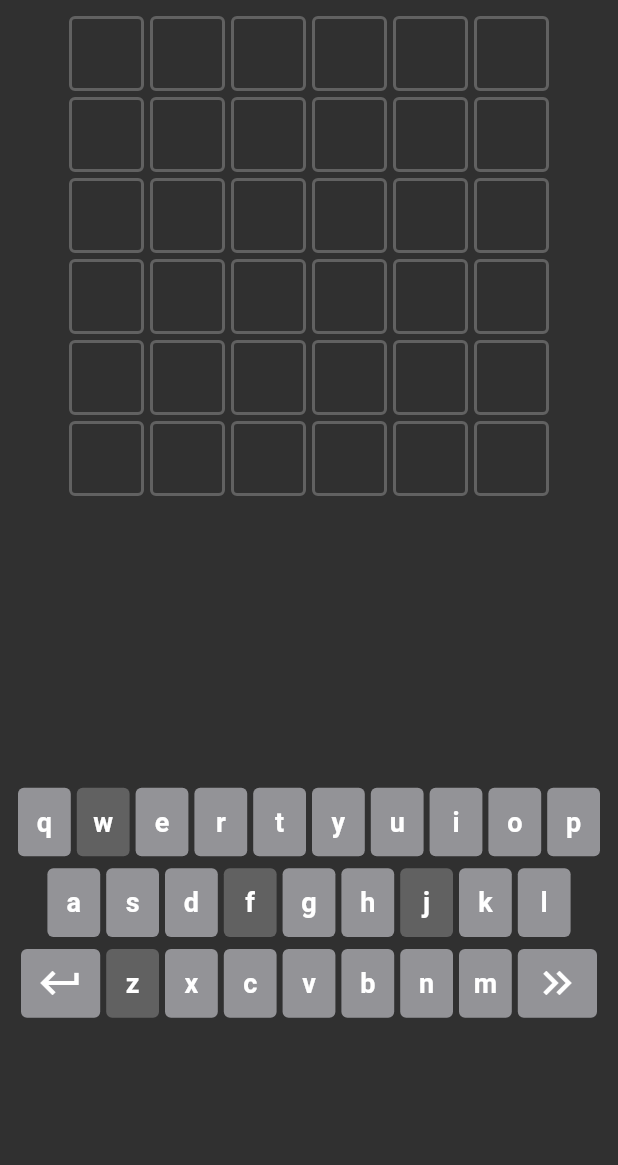
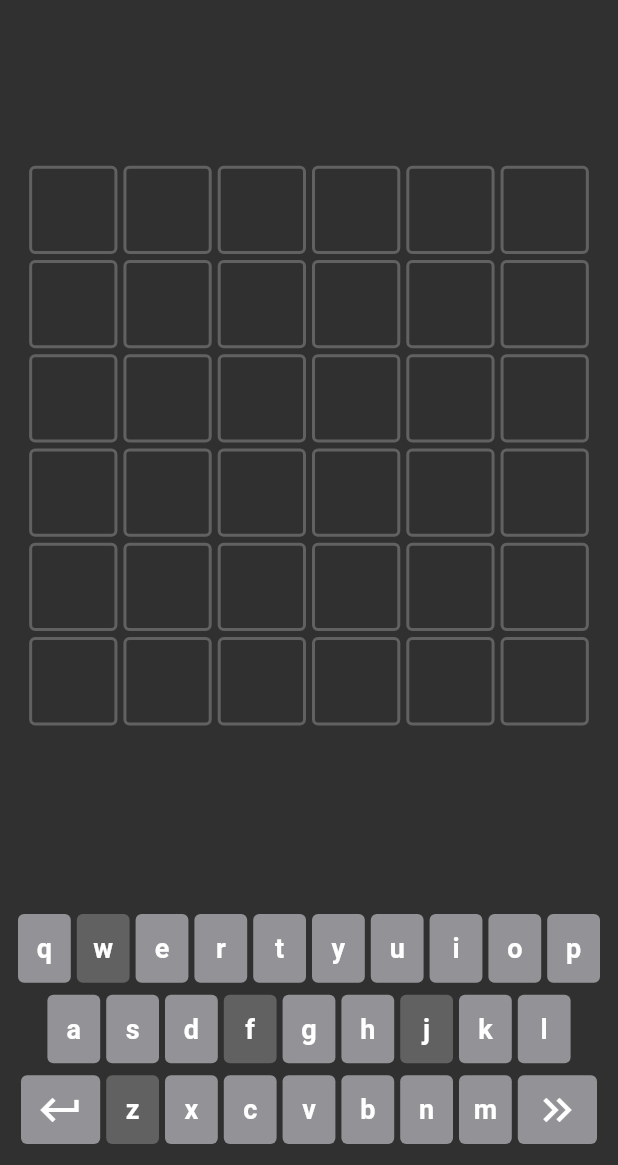
Before and after one commit to tadyuh76/vi_word, a Flutter app: the screen it shows after launch, on a phone screen of 412 x 824 dp, the part 71-1236 px from its top. Run offline on Flutter 3.47's test engine with Material 2 defaults, Android fonts, the phone set to English and light mode, and no system bars.

Commit message:
responsive

```diff
--- a/lib/main.dart
+++ b/lib/main.dart
@@ -1,5 +1,6 @@
 import 'package:flutter/material.dart';
 import 'package:vi_word/screens/game_screeen/game_screen.dart';
+import 'package:vi_word/widgets/max_width_container.dart';
 
 void main() => runApp(const App());
 
@@ -11,7 +12,7 @@ class App extends StatelessWidget {
     return MaterialApp(
       debugShowCheckedModeBanner: false,
       theme: ThemeData.dark(),
-      home: const GameScreen(),
+      home: const MaxWidthContainer(child: GameScreen()),
     );
   }
 }
--- a/lib/models/letter.dart
+++ b/lib/models/letter.dart
@@ -16,11 +16,11 @@ class Letter {
       case LetterStatus.initial:
         return Colors.transparent;
       case LetterStatus.correct:
-        return primary;
+        return kPrimary;
       case LetterStatus.wrongAccent:
-        return secondary;
+        return kSecondary;
       case LetterStatus.wrongPosition:
-        return ternary;
+        return kTernary;
       case LetterStatus.notInWord:
         return Colors.grey[700]!;
       default:
--- a/lib/models/models.dart
+++ /dev/null
@@ -1,2 +0,0 @@
-export 'letter.dart';
-export 'word.dart';
--- a/lib/models/word.dart
+++ b/lib/models/word.dart
@@ -1,4 +1,4 @@
-import 'package:vi_word/models/models.dart';
+import 'package:vi_word/models/letter.dart';
 import 'package:vi_word/utils/remove_diacritics.dart';
 
 class Word {
--- a/lib/screens/game_screeen/game_screen.dart
+++ b/lib/screens/game_screeen/game_screen.dart
@@ -1,11 +1,14 @@
 import 'package:flutter/material.dart';
-import 'package:vi_word/models/models.dart';
+import 'package:vi_word/models/letter.dart';
+import 'package:vi_word/models/word.dart';
+import 'package:vi_word/utils/breakpoints.dart';
 import 'package:vi_word/utils/colors.dart';
 import 'package:vi_word/utils/constants.dart' as constants;
 import 'package:vi_word/utils/remove_diacritics.dart';
 import 'package:vi_word/utils/show_snack_bar.dart';
 import 'package:vi_word/widgets/accent_box.dart';
-import 'package:vi_word/widgets/widgets.dart';
+import 'package:vi_word/widgets/board.dart';
+import 'package:vi_word/widgets/keyboard.dart';
 
 enum GameStatus { playing, won, lost, submiting }
 
@@ -32,6 +35,8 @@ class _GameScreenState extends State<GameScreen> {
     if (_gameStatus == GameStatus.playing) {
       setState(() {
         bool? added = _currentWord?.addLetter(val);
+
+        // if the key can has accent
         if (constants.keyWithAccents.keys.contains(val)) {
           accentBoxVisible = added ?? false;
         }
@@ -42,7 +47,7 @@ class _GameScreenState extends State<GameScreen> {
   void onLimitedKeyTap(String key) {
     showSnackBar(
       context: context,
-      backgroundColor: red,
+      backgroundColor: kRed,
       text: 'Chữ $key không có trong Tiếng Việt !',
     );
   }
@@ -70,7 +75,7 @@ class _GameScreenState extends State<GameScreen> {
         if (isCorrect) {
           showSnackBar(
             context: context,
-            backgroundColor: primary,
+            backgroundColor: kPrimary,
             text: 'You won !',
             duration: const Duration(days: 1),
           );
@@ -78,7 +83,7 @@ class _GameScreenState extends State<GameScreen> {
         } else if (_currentIndex == _board.length - 1) {
           showSnackBar(
             context: context,
-            backgroundColor: red,
+            backgroundColor: kRed,
             text: 'You lost',
             duration: const Duration(days: 1),
           );
@@ -91,7 +96,7 @@ class _GameScreenState extends State<GameScreen> {
     } else {
       showSnackBar(
         context: context,
-        backgroundColor: red,
+        backgroundColor: kRed,
         text: 'Bạn chưa nhập hết từ!',
       );
     }
@@ -109,7 +114,6 @@ class _GameScreenState extends State<GameScreen> {
         val: removedAccentLetterVal,
         status: enteredLetter.status,
       ));
-      print(specialKeys);
     }
   }
 
@@ -121,25 +125,14 @@ class _GameScreenState extends State<GameScreen> {
     return GestureDetector(
       onTap: () => setState(() => accentBoxVisible = false),
       child: Scaffold(
-        appBar: AppBar(
-          backgroundColor: Theme.of(context).scaffoldBackgroundColor,
-          elevation: 0,
-          title: const Text(constants.appName),
-          centerTitle: true,
-          titleTextStyle: const TextStyle(
-            letterSpacing: 4,
-            fontWeight: FontWeight.bold,
-            fontSize: 32,
-            color: Colors.white,
-          ),
-        ),
+        appBar: renderAppBar(context),
         body: Stack(
           children: [
             Column(
                 mainAxisAlignment: MainAxisAlignment.spaceBetween,
                 children: [
                   Board(board: _board),
-                  const SizedBox(height: constants.defaultPadding),
+                  const SizedBox(height: kDefaultPadding),
                   Keyboard(
                     onKeyTap: onKeyTap,
                     onLimitedKeyTap: onLimitedKeyTap,
@@ -147,7 +140,7 @@ class _GameScreenState extends State<GameScreen> {
                     onDeleteTap: onDeleteTap,
                     specialKeys: specialKeys,
                   ),
-                  const SizedBox(height: constants.defaultPadding / 2),
+                  const SizedBox(height: kDefaultPadding / 2),
                 ]),
             AccentBox(
               onTap: onAccentTap,
@@ -160,3 +153,18 @@ class _GameScreenState extends State<GameScreen> {
     );
   }
 }
+
+AppBar renderAppBar(BuildContext context) {
+  return AppBar(
+    backgroundColor: Theme.of(context).scaffoldBackgroundColor,
+    elevation: 0,
+    title: const Text(constants.appName),
+    centerTitle: true,
+    titleTextStyle: const TextStyle(
+      letterSpacing: 4,
+      fontWeight: FontWeight.bold,
+      fontSize: 32,
+      color: Colors.white,
+    ),
+  );
+}
--- /dev/null
+++ b/lib/utils/breakpoints.dart
@@ -0,0 +1,2 @@
+const kLayoutMaxWidth = 500.0;
+const kDefaultPadding = 20.0;
--- a/lib/utils/colors.dart
+++ b/lib/utils/colors.dart
@@ -1,7 +1,7 @@
 import 'package:flutter/material.dart';
 
-const Color primary = Color(0xFF0CC078);
-const Color secondary = Color(0xFF1DACD6);
-const Color ternary = Color(0xFFFDDD5C);
-const Color red = Color(0xFFFB6862);
-const Color grey = Color(0xFF939397);
+const Color kPrimary = Color(0xFF0CC078);
+const Color kSecondary = Color(0xFF1DACD6);
+const Color kTernary = Color(0xFFFDDD5C);
+const Color kRed = Color(0xFFFB6862);
+const Color kGrey = Color(0xFF939397);
--- a/lib/utils/constants.dart
+++ b/lib/utils/constants.dart
@@ -1,7 +1,7 @@
-import 'package:vi_word/models/models.dart';
+import 'package:vi_word/models/letter.dart';
+import 'package:vi_word/models/word.dart';
 
 const String appName = 'Vi Word';
-const double defaultPadding = 20;
 
 // game constants
 const enterKey = 'enter';
@@ -15,6 +15,7 @@ final List<Word> initBoard = List.generate(
   6,
   (_) => Word(letters: List.generate(6, (_) => Letter.empty())),
 );
+
 final Map<String, List<List<String>>> keyWithAccents = {
   'a': [
     ['', 'á', 'à', 'ả', 'ã', 'ạ'],
--- a/lib/widgets/accent_box.dart
+++ b/lib/widgets/accent_box.dart
@@ -1,4 +1,7 @@
+import 'dart:math';
+
 import 'package:flutter/material.dart';
+import 'package:vi_word/utils/breakpoints.dart';
 import 'package:vi_word/utils/colors.dart';
 import 'package:vi_word/utils/constants.dart' as constants;
 
@@ -15,23 +18,26 @@ class AccentBox extends StatelessWidget {
 
   @override
   Widget build(BuildContext context) {
-    final size = MediaQuery.of(context).size;
-    final keyboardHeight = size.width / 10 * 4;
+    final baseSize = min(MediaQuery.of(context).size.width, kLayoutMaxWidth);
+    final keyboardHeight = baseSize / 10 * 4;
     final accentedKeys = constants.keyWithAccents[keyVal];
 
-    return accentedKeys != null
-        ? Visibility(
+    if (accentedKeys == null) {
+      return Container();
+    }
+
+    return Visibility(
       visible: visible,
       child: Stack(
         alignment: Alignment.center,
         children: [
           Positioned(
-                  bottom: keyboardHeight + constants.defaultPadding * 2 + 5,
+            bottom: keyboardHeight + kDefaultPadding + 5,
             child: Container(
-                    width: size.width * 0.6,
-                    padding: const EdgeInsets.all(constants.defaultPadding / 3),
+              width: baseSize * 0.6,
+              padding: const EdgeInsets.all(kDefaultPadding / 3),
               decoration: BoxDecoration(
-                      color: primary,
+                color: kPrimary,
                 borderRadius: BorderRadius.circular(8),
                 boxShadow: const [
                   BoxShadow(
@@ -61,20 +67,19 @@ class AccentBox extends StatelessWidget {
             ),
           ),
           Positioned(
-                  bottom: keyboardHeight + constants.defaultPadding * 2,
+            bottom: keyboardHeight + kDefaultPadding,
             child: RotationTransition(
               turns: const AlwaysStoppedAnimation(45 / 360),
               child: Container(
                 width: 10,
                 height: 10,
-                      color: primary,
+                color: kPrimary,
               ),
             ),
           )
         ],
       ),
-          )
-        : Container();
+    );
   }
 }
 
--- a/lib/widgets/board.dart
+++ b/lib/widgets/board.dart
@@ -1,5 +1,7 @@
+import 'dart:math';
+
 import 'package:flutter/material.dart';
-import 'package:vi_word/models/models.dart';
+import 'package:vi_word/models/word.dart';
 import 'package:vi_word/widgets/board_tile.dart';
 
 class Board extends StatelessWidget {
@@ -11,6 +13,11 @@ class Board extends StatelessWidget {
 
   @override
   Widget build(BuildContext context) {
+    return Expanded(
+      child: LayoutBuilder(
+        builder: (context, constraints) {
+          final baseSize = min(constraints.maxHeight, constraints.maxWidth);
+
           return Column(
             crossAxisAlignment: CrossAxisAlignment.center,
             mainAxisAlignment: MainAxisAlignment.center,
@@ -19,11 +26,17 @@ class Board extends StatelessWidget {
                   (word) => Row(
                     mainAxisAlignment: MainAxisAlignment.center,
                     children: word.letters
-                  .map((letter) => BoardTile(letter: letter))
+                        .map((letter) => BoardTile(
+                              letter: letter,
+                              size: baseSize / 7,
+                            ))
                         .toList(),
                   ),
                 )
                 .toList(),
           );
+        },
+      ),
+    );
   }
 }
--- a/lib/widgets/board_tile.dart
+++ b/lib/widgets/board_tile.dart
@@ -1,15 +1,18 @@
 import 'package:flutter/material.dart';
-import 'package:vi_word/models/models.dart';
+import 'package:vi_word/models/letter.dart';
 
 class BoardTile extends StatelessWidget {
   final Letter letter;
-  const BoardTile({Key? key, required this.letter}) : super(key: key);
+  final double size;
+  const BoardTile({Key? key, required this.letter, required this.size})
+      : super(key: key);
 
   @override
   Widget build(BuildContext context) {
+    return LayoutBuilder(builder: (context, constraints) {
       return Container(
-      width: 50,
-      height: 50,
+        width: size,
+        height: size,
         margin: const EdgeInsets.all(2),
         padding: const EdgeInsets.all(4),
         alignment: Alignment.center,
@@ -26,5 +29,6 @@ class BoardTile extends StatelessWidget {
           ),
         ),
       );
+    });
   }
 }
--- a/lib/widgets/keyboard.dart
+++ b/lib/widgets/keyboard.dart
@@ -1,5 +1,8 @@
+import 'dart:math';
+
 import 'package:flutter/material.dart';
 import 'package:vi_word/models/letter.dart';
+import 'package:vi_word/utils/breakpoints.dart';
 import 'package:vi_word/utils/colors.dart';
 import 'package:vi_word/utils/constants.dart';
 
@@ -27,18 +30,13 @@ class _KeyboardState extends State<Keyboard> {
     final limitedKeys = {'w', 'f', 'j', 'z'};
 
     return Padding(
-      padding: const EdgeInsets.symmetric(horizontal: defaultPadding / 2),
+      padding: const EdgeInsets.symmetric(horizontal: kDefaultPadding / 2),
       child: Column(
         children: keyRows
             .map(
               (row) => Row(
                 mainAxisAlignment: MainAxisAlignment.center,
                 children: row.map((key) {
-                  Letter currentKey = widget.specialKeys.firstWhere(
-                    (e) => e.val == key,
-                    orElse: () => Letter.empty(),
-                  );
-
                   if (key == enterKey) {
                     return _KeyboardButton.enter(onTap: widget.onEnterTap);
                   }
@@ -51,11 +49,16 @@ class _KeyboardState extends State<Keyboard> {
                       onTap: () => widget.onLimitedKeyTap(key),
                     );
                   } else {
+                    Letter currentKey = widget.specialKeys.firstWhere(
+                      (e) => e.val == key,
+                      orElse: () => Letter.empty(),
+                    );
+
                     return _KeyboardButton(
                       keyVal: key,
                       onTap: () => widget.onKeyTap(key),
                       backgroundColor: currentKey.val == ''
-                          ? grey
+                          ? kGrey
                           : currentKey.backgroundColor,
                     );
                   }
@@ -77,7 +80,7 @@ class _KeyboardButton extends StatelessWidget {
   const _KeyboardButton({
     Key? key,
     this.icon,
-    this.backgroundColor = grey,
+    this.backgroundColor = kGrey,
     required this.keyVal,
     required this.onTap,
   }) : super(key: key);
@@ -104,9 +107,11 @@ class _KeyboardButton extends StatelessWidget {
 
   @override
   Widget build(BuildContext context) {
-    final keyWidth = (MediaQuery.of(context).size.width - defaultPadding) /
-            keyRows[0].length -
-        4;
+    final baseWidth = min(
+      MediaQuery.of(context).size.width,
+      kLayoutMaxWidth,
+    );
+    final keyWidth = (baseWidth - kDefaultPadding) / keyRows[0].length - 4;
     final bool isNotVietnamese = {'w', 'f', 'j', 'z'}.contains(keyVal);
 
     return Padding(
--- /dev/null
+++ b/lib/widgets/max_width_container.dart
@@ -0,0 +1,17 @@
+import 'package:flutter/material.dart';
+import 'package:vi_word/utils/breakpoints.dart';
+
+class MaxWidthContainer extends StatelessWidget {
+  final Widget child;
+  const MaxWidthContainer({required this.child, Key? key}) : super(key: key);
+
+  @override
+  Widget build(BuildContext context) {
+    return ConstrainedBox(
+      constraints: const BoxConstraints(
+        maxWidth: kLayoutMaxWidth,
+      ),
+      child: child,
+    );
+  }
+}
--- a/lib/widgets/widgets.dart
+++ /dev/null
@@ -1,3 +0,0 @@
-export 'board_tile.dart';
-export 'board.dart';
-export 'keyboard.dart';
```
Also changed, not shown: lib/widgets/responsive.dart (deleted). Lines whose indentation alone changed are shown as unchanged.
